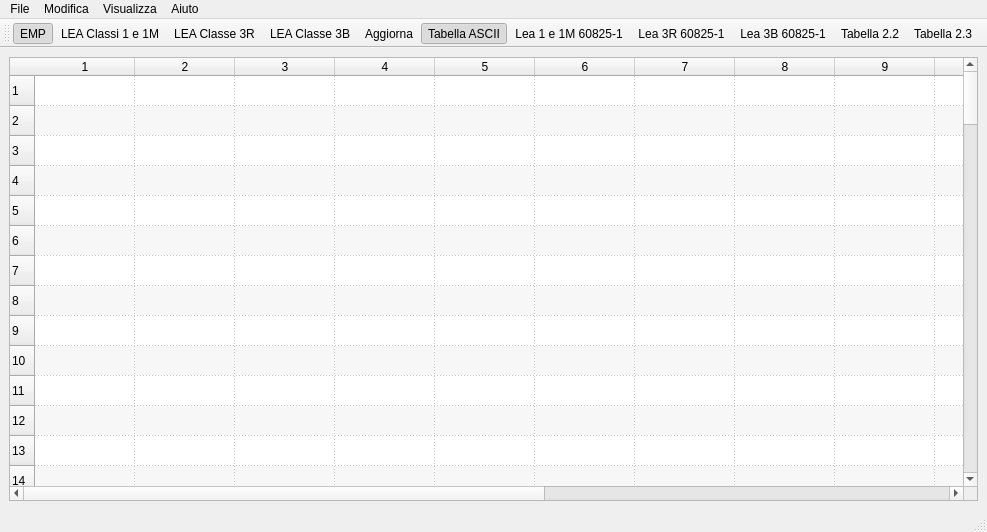
Qt form mainwindow.ui (crocodile119/VLTableEditor) before a commit.
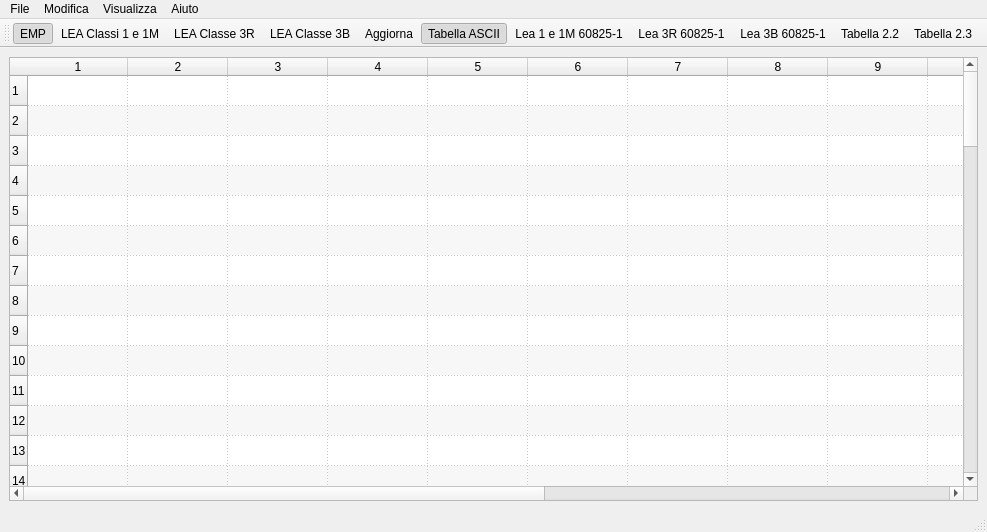
The same form after that commit. Icons and pictures are not drawn.

Patch:
```diff
--- a/mainwindow.ui
+++ b/mainwindow.ui
@@ -43,7 +43,7 @@
        <enum>Qt::DotLine</enum>
       </property>
       <property name="rowCount">
-       <number>100</number>
+       <number>70</number>
       </property>
       <property name="columnCount">
        <number>16</number>
@@ -118,36 +118,6 @@
       <row/>
       <row/>
       <row/>
-      <row/>
-      <row/>
-      <row/>
-      <row/>
-      <row/>
-      <row/>
-      <row/>
-      <row/>
-      <row/>
-      <row/>
-      <row/>
-      <row/>
-      <row/>
-      <row/>
-      <row/>
-      <row/>
-      <row/>
-      <row/>
-      <row/>
-      <row/>
-      <row/>
-      <row/>
-      <row/>
-      <row/>
-      <row/>
-      <row/>
-      <row/>
-      <row/>
-      <row/>
-      <row/>
       <column/>
       <column/>
       <column/>
```
Left out of the diff: 7 changed lines with no effect on the pictures.
